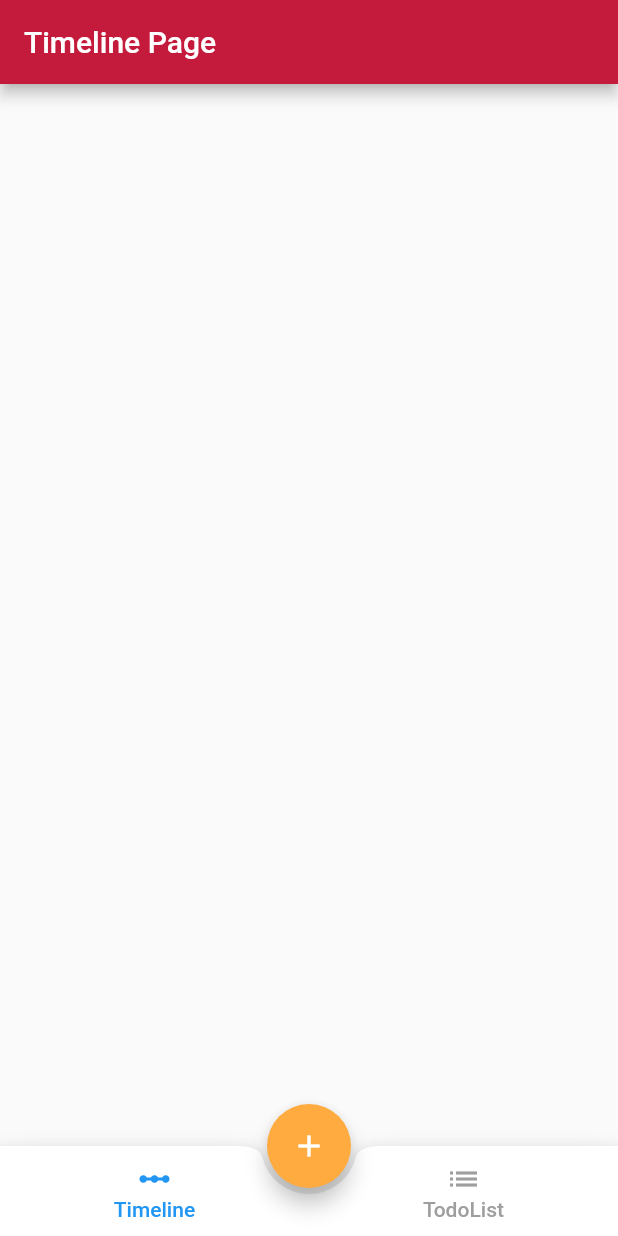
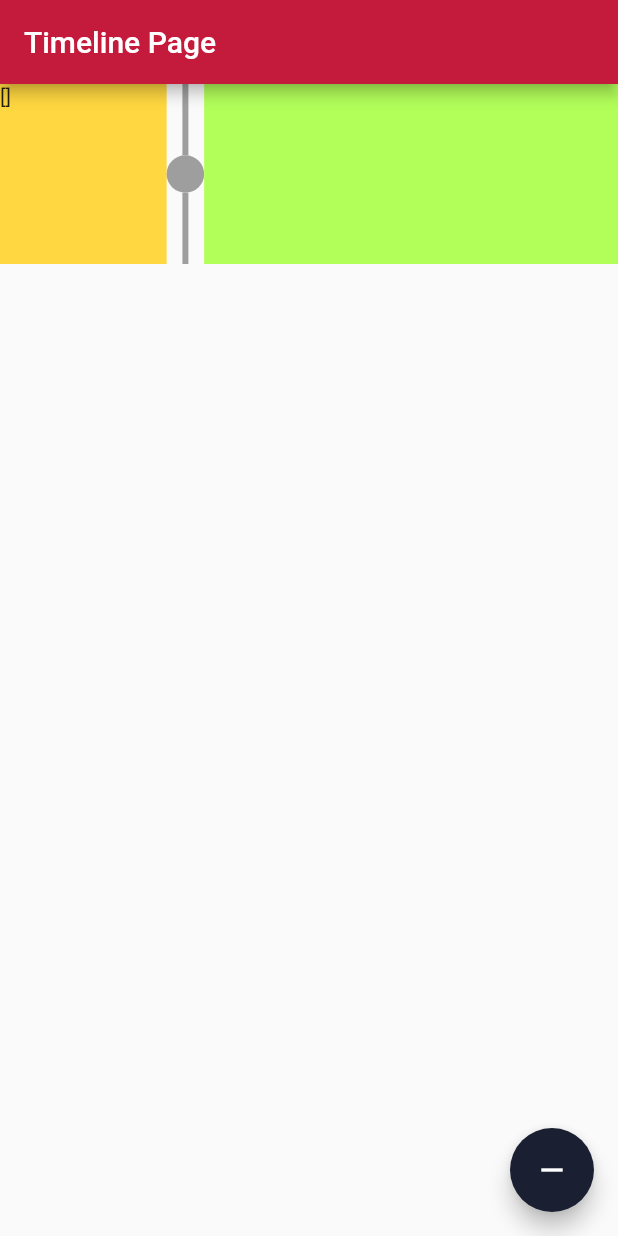
Before and after one commit to Fanhin/flutter-test, a Flutter app: the screen it shows after launch, on a phone screen of 412 x 824 dp. Run offline on Flutter 3.47's test engine with Material 2 defaults, Android fonts, the phone set to English and light mode, and no system bars; drawn by our look-alikes of timeline_tile; our stand-ins replace bloc, flutter_bloc.

Commit message:
timelineTile

```diff
--- /dev/null
+++ b/lib/TimelineCubit.dart
@@ -0,0 +1,12 @@
+import 'package:bloc/bloc.dart';
+
+/// {@template counter_cubit}
+/// A [Cubit] which manages an [int] as its state.
+/// {@endtemplate}
+class TimelineCubit extends Cubit<List> {
+  TimelineCubit() : super(List());
+
+  void addTimeline(data) => state.add(data);
+
+
+}
--- a/lib/main.dart
+++ b/lib/main.dart
@@ -1,9 +1,16 @@
+import 'package:bloc/bloc.dart';
+import 'package:btn_bar/TimelineCubit.dart';
 import 'package:btn_bar/pages/home.dart';
 import 'package:btn_bar/provider/task.dart';
+import 'package:btn_bar/timeline_observer.dart';
 import 'package:flutter/material.dart';
+import 'package:flutter_bloc/flutter_bloc.dart';
 import 'package:provider/provider.dart';
 
+import 'pages/timeline_page.dart';
+
 void main() {
+  Bloc.observer = TimelineObserver();
   runApp(MyApp());
 }
 
@@ -11,8 +18,8 @@ class MyApp extends StatelessWidget {
   // This widget is the root of your application.
   @override
   Widget build(BuildContext context) {
-    return ChangeNotifierProvider(
-      create: (_) => TaskProvider(),
+    return BlocProvider(
+      create: (_) => TimelineCubit(),
       child: MaterialApp(
         debugShowCheckedModeBanner: false,
         title: 'Flutter Demo',
@@ -20,7 +27,7 @@ class MyApp extends StatelessWidget {
             primaryColor: Color(0xFFC41A3B),
             primaryColorLight: Color(0xFFFBE0E6),
             accentColor: Color(0xFF1B1F32)),
-        home: Home(),
+        home: TimelinePage(),
       ),
     );
   }
--- a/lib/pages/timeline_page.dart
+++ b/lib/pages/timeline_page.dart
@@ -1,4 +1,7 @@
+import 'package:btn_bar/TimelineCubit.dart';
 import 'package:flutter/material.dart';
+import 'package:flutter_bloc/flutter_bloc.dart';
+import 'package:timeline_tile/timeline_tile.dart';
 
 class TimelinePage extends StatefulWidget {
   final String timelineTitle = "TimelinePage";
@@ -13,6 +16,33 @@ class _TimelinePageState extends State<TimelinePage> {
       appBar: AppBar(
         title: Text("Timeline Page"),
       ),
+      body: Column(
+        children: <Widget>[
+          TimelineTile(
+            alignment: TimelineAlign.manual,
+            lineXY: 0.3,
+            endChild: Container(
+              constraints: const BoxConstraints(minHeight: 120),
+              color: Colors.lightGreenAccent,
+            ),
+            startChild: Container(
+              child: BlocBuilder<TimelineCubit, List>(
+                builder: (context, state) {
+                  return Text("$state");
+                },
+              ),
+              color: Colors.amberAccent,
+            ),
+          ),
+        ],
+      ),
+      floatingActionButton: FloatingActionButton(
+        child: Icon(Icons.remove),
+        onPressed: () => {
+          context.bloc<TimelineCubit>().addTimeline("KU"),
+          this.setState(() {})
+        },
+      ),
     );
   }
 }
--- a/lib/provider/task.dart
+++ b/lib/provider/task.dart
@@ -18,18 +18,18 @@ class Task {
 
 class TaskProvider with ChangeNotifier {
   final List<Task> _todoList = [
-    Task(
-      id: 'task#1',
-      description: 'Create my models',
-      dueDate: DateTime.now(),
-      dueTime: TimeOfDay.now(),
-    ),
-    Task(
-      id: 'task#2',
-      description: 'Add provider',
-      dueDate: DateTime.now(),
-      dueTime: TimeOfDay.now(),
-    ),
+    // Task(
+    //   id: 'task#1',
+    //   description: 'Create my models',
+    //   dueDate: DateTime.now(),
+    //   dueTime: TimeOfDay.now(),
+    // ),
+    // Task(
+    //   id: 'task#2',
+    //   description: 'Add provider',
+    //   dueDate: DateTime.now(),
+    //   dueTime: TimeOfDay.now(),
+    // ),
   ];
 
   List<Task> get itemsList {
--- /dev/null
+++ b/lib/timeline_observer.dart
@@ -0,0 +1,12 @@
+import 'package:bloc/bloc.dart';
+
+/// {@template counter_observer}
+/// [BlocObserver] for the counter application which
+/// observes all [Cubit] state changes.
+/// {@endtemplate}
+class TimelineObserver extends BlocObserver {
+  @override
+  void onChange(Cubit cubit, Change change) {
+    super.onChange(cubit, change);
+  }
+}
--- /dev/null
+++ b/lib/widgets/timeline.dart
@@ -0,0 +1,6 @@
+class Timeline {
+
+  String title;
+  Timeline(this.title);
+
+}
--- a/pubspec.yaml
+++ b/pubspec.yaml
@@ -25,6 +25,9 @@ dependencies:
     sdk: flutter
   provider: ^4.3.2+2
   intl: ^0.16.1
+  timeline_tile: ^1.0.0
+  bloc: ^6.0.0
+  flutter_bloc: ^6.0.0
 
 
   # The following adds the Cupertino Icons font to your application.
```
Also changed, not shown: lib/widgets/list.dart (+10 -8 lines), pubspec.lock.
